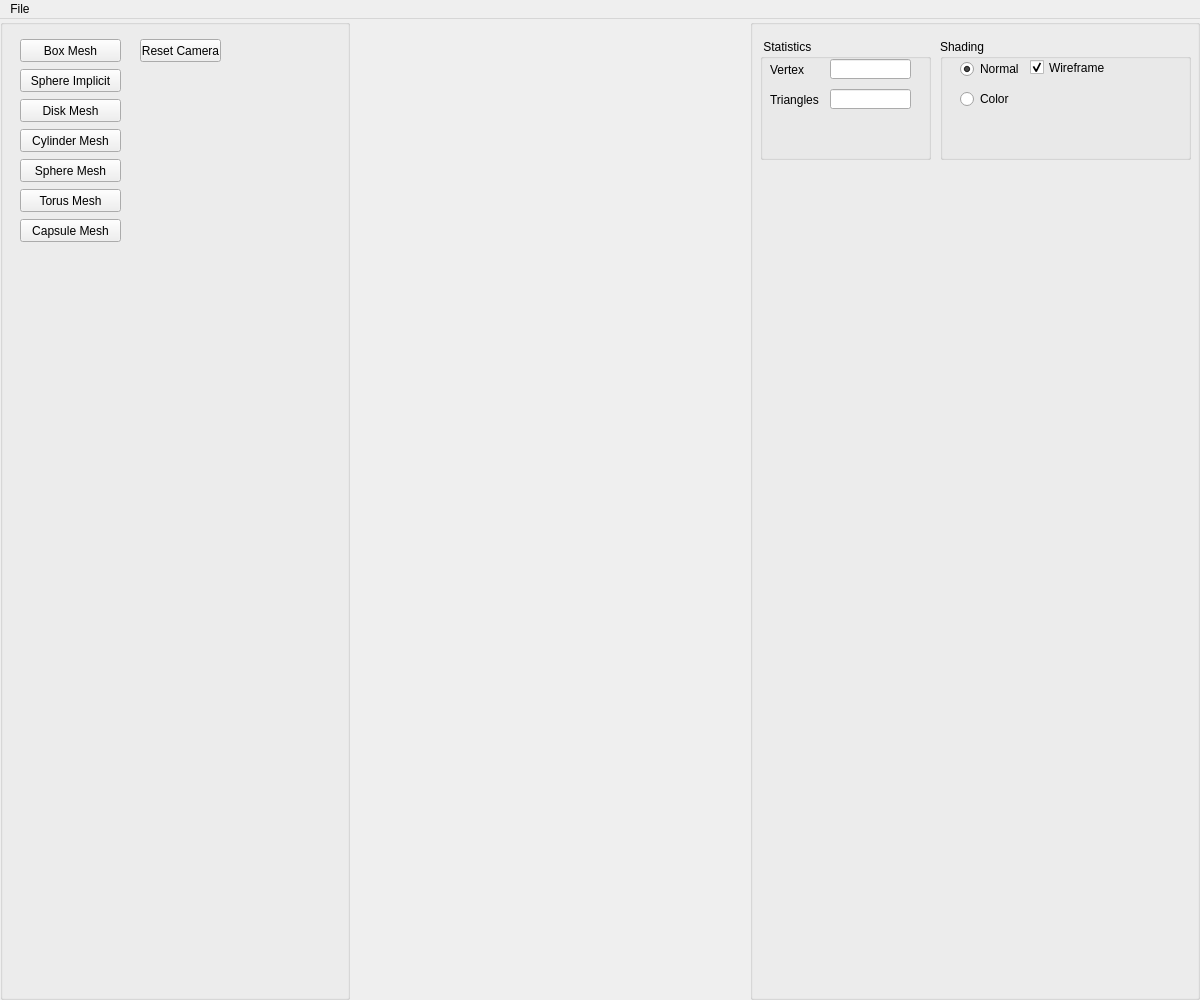
Qt form AppTinyMesh/UI/interface.ui (Spaicat/M1-S7-MeshVisualization) before a commit.
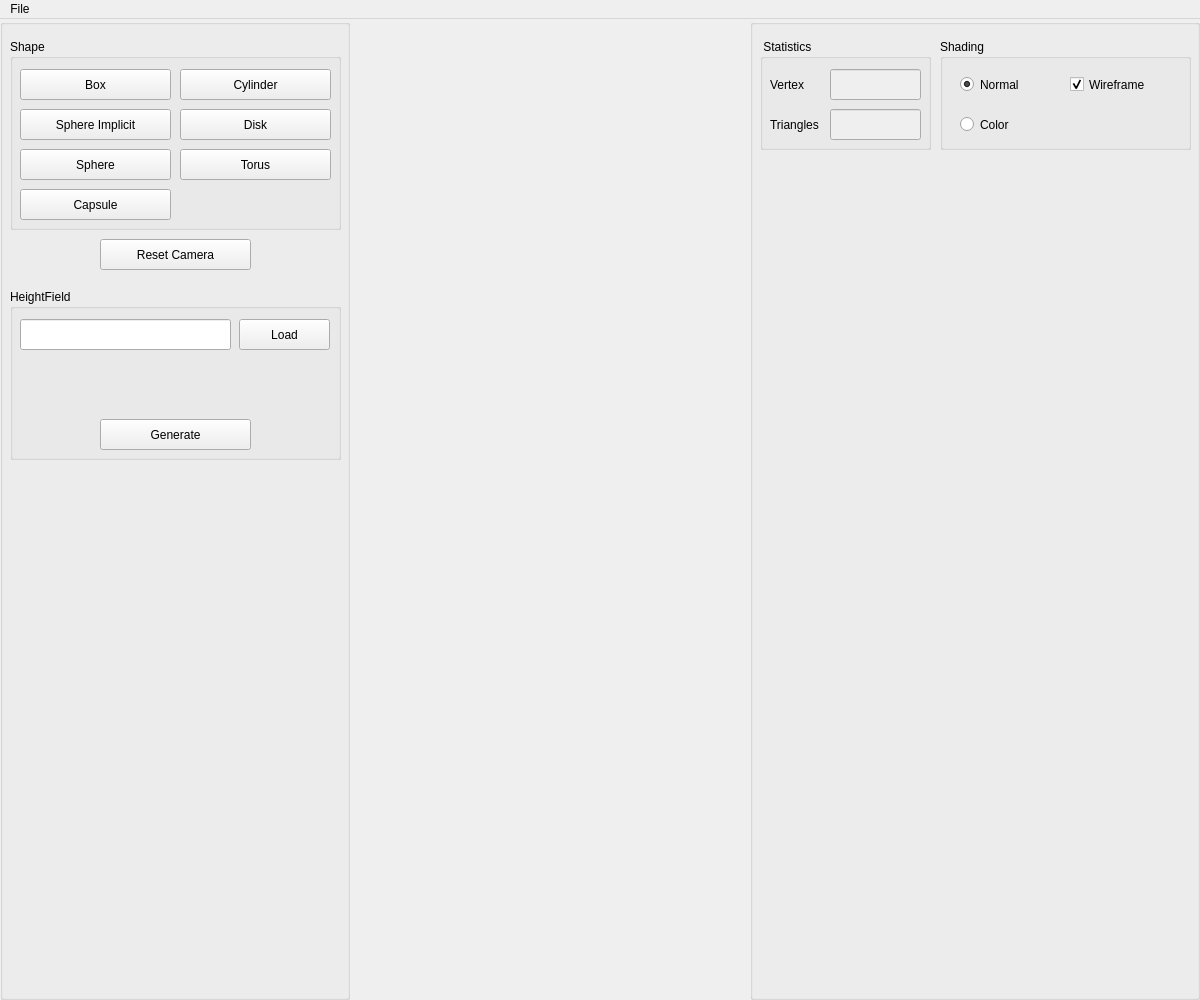
The same form after that commit.

What changed in the file:
```diff
--- a/AppTinyMesh/UI/interface.ui
+++ b/AppTinyMesh/UI/interface.ui
@@ -56,37 +56,13 @@
       <property name="title">
        <string/>
       </property>
-      <widget class="QPushButton" name="boxMesh">
-       <property name="geometry">
-        <rect>
-         <x>20</x>
-         <y>20</y>
-         <width>101</width>
-         <height>23</height>
-        </rect>
-       </property>
-       <property name="toolTip">
-        <string>&lt;!DOCTYPE HTML PUBLIC &quot;-//W3C//DTD HTML 4.0//EN&quot; &quot;http://www.w3.org/TR/REC-html40/strict.dtd&quot;&gt;
-&lt;html&gt;&lt;head&gt;&lt;meta name=&quot;qrichtext&quot; content=&quot;1&quot; /&gt;&lt;style type=&quot;text/css&quot;&gt;
-p, li { white-space: pre-wrap; }
-&lt;/style&gt;&lt;/head&gt;&lt;body style=&quot; font-family:'MS Shell Dlg 2'; font-size:8pt; font-weight:400; font-style:normal;&quot;&gt;
-&lt;p style=&quot; margin-top:0px; margin-bottom:0px; margin-left:0px; margin-right:0px; -qt-block-indent:0; text-indent:0px;&quot;&gt;&lt;span style=&quot; color:#5500ff;&quot;&gt;Callback #01&lt;/span&gt;&lt;/p&gt;
-&lt;p style=&quot; margin-top:0px; margin-bottom:0px; margin-left:0px; margin-right:0px; -qt-block-indent:0; text-indent:0px;&quot;&gt;&lt;span style=&quot; font-style:italic; color:#aa00ff;&quot;&gt;Create Eurographics 1996 Bear&lt;/span&gt;&lt;/p&gt;&lt;/body&gt;&lt;/html&gt;</string>
-       </property>
-       <property name="text">
-        <string>Box Mesh</string>
-       </property>
-       <property name="checkable">
-        <bool>false</bool>
-       </property>
-      </widget>
       <widget class="QPushButton" name="resetcameraButton">
        <property name="geometry">
         <rect>
-         <x>140</x>
-         <y>20</y>
-         <width>81</width>
-         <height>23</height>
+         <x>100</x>
+         <y>220</y>
+         <width>151</width>
+         <height>31</height>
         </rect>
        </property>
        <property name="toolTip">
@@ -108,149 +84,241 @@
         <bool>false</bool>
        </property>
       </widget>
-      <widget class="QPushButton" name="sphereImplicit">
+      <widget class="QGroupBox" name="Mesh_groupBox">
        <property name="geometry">
         <rect>
-         <x>20</x>
-         <y>50</y>
-         <width>101</width>
-         <height>23</height>
+         <x>10</x>
+         <y>20</y>
+         <width>331</width>
+         <height>191</height>
         </rect>
        </property>
-       <property name="toolTip">
-        <string>&lt;!DOCTYPE HTML PUBLIC &quot;-//W3C//DTD HTML 4.0//EN&quot; &quot;http://www.w3.org/TR/REC-html40/strict.dtd&quot;&gt;
+       <property name="title">
+        <string>Shape</string>
+       </property>
+       <widget class="QPushButton" name="cylinderMesh">
+        <property name="geometry">
+         <rect>
+          <x>170</x>
+          <y>30</y>
+          <width>151</width>
+          <height>31</height>
+         </rect>
+        </property>
+        <property name="toolTip">
+         <string>&lt;!DOCTYPE HTML PUBLIC &quot;-//W3C//DTD HTML 4.0//EN&quot; &quot;http://www.w3.org/TR/REC-html40/strict.dtd&quot;&gt;
 &lt;html&gt;&lt;head&gt;&lt;meta name=&quot;qrichtext&quot; content=&quot;1&quot; /&gt;&lt;style type=&quot;text/css&quot;&gt;
 p, li { white-space: pre-wrap; }
 &lt;/style&gt;&lt;/head&gt;&lt;body style=&quot; font-family:'MS Shell Dlg 2'; font-size:8pt; font-weight:400; font-style:normal;&quot;&gt;
 &lt;p style=&quot; margin-top:0px; margin-bottom:0px; margin-left:0px; margin-right:0px; -qt-block-indent:0; text-indent:0px;&quot;&gt;&lt;span style=&quot; color:#5500ff;&quot;&gt;Callback #01&lt;/span&gt;&lt;/p&gt;
 &lt;p style=&quot; margin-top:0px; margin-bottom:0px; margin-left:0px; margin-right:0px; -qt-block-indent:0; text-indent:0px;&quot;&gt;&lt;span style=&quot; font-style:italic; color:#aa00ff;&quot;&gt;Create Eurographics 1996 Bear&lt;/span&gt;&lt;/p&gt;&lt;/body&gt;&lt;/html&gt;</string>
-       </property>
-       <property name="text">
-        <string>Sphere Implicit</string>
-       </property>
-       <property name="checkable">
-        <bool>false</bool>
-       </property>
-      </widget>
-      <widget class="QPushButton" name="diskMesh">
-       <property name="geometry">
-        <rect>
-         <x>20</x>
-         <y>80</y>
-         <width>101</width>
-         <height>23</height>
-        </rect>
-       </property>
-       <property name="toolTip">
-        <string>&lt;!DOCTYPE HTML PUBLIC &quot;-//W3C//DTD HTML 4.0//EN&quot; &quot;http://www.w3.org/TR/REC-html40/strict.dtd&quot;&gt;
+        </property>
+        <property name="text">
+         <string>Cylinder</string>
+        </property>
+        <property name="checkable">
+         <bool>false</bool>
+        </property>
+       </widget>
+       <widget class="QPushButton" name="diskMesh">
+        <property name="geometry">
+         <rect>
+          <x>170</x>
+          <y>70</y>
+          <width>151</width>
+          <height>31</height>
+         </rect>
+        </property>
+        <property name="toolTip">
+         <string>&lt;!DOCTYPE HTML PUBLIC &quot;-//W3C//DTD HTML 4.0//EN&quot; &quot;http://www.w3.org/TR/REC-html40/strict.dtd&quot;&gt;
 &lt;html&gt;&lt;head&gt;&lt;meta name=&quot;qrichtext&quot; content=&quot;1&quot; /&gt;&lt;style type=&quot;text/css&quot;&gt;
 p, li { white-space: pre-wrap; }
 &lt;/style&gt;&lt;/head&gt;&lt;body style=&quot; font-family:'MS Shell Dlg 2'; font-size:8pt; font-weight:400; font-style:normal;&quot;&gt;
 &lt;p style=&quot; margin-top:0px; margin-bottom:0px; margin-left:0px; margin-right:0px; -qt-block-indent:0; text-indent:0px;&quot;&gt;&lt;span style=&quot; color:#5500ff;&quot;&gt;Callback #01&lt;/span&gt;&lt;/p&gt;
 &lt;p style=&quot; margin-top:0px; margin-bottom:0px; margin-left:0px; margin-right:0px; -qt-block-indent:0; text-indent:0px;&quot;&gt;&lt;span style=&quot; font-style:italic; color:#aa00ff;&quot;&gt;Create Eurographics 1996 Bear&lt;/span&gt;&lt;/p&gt;&lt;/body&gt;&lt;/html&gt;</string>
-       </property>
-       <property name="text">
-        <string>Disk Mesh</string>
-       </property>
-       <property name="checkable">
-        <bool>false</bool>
-       </property>
-      </widget>
-      <widget class="QPushButton" name="cylinderMesh">
-       <property name="geometry">
-        <rect>
-         <x>20</x>
-         <y>110</y>
-         <width>101</width>
-         <height>23</height>
-        </rect>
-       </property>
-       <property name="toolTip">
-        <string>&lt;!DOCTYPE HTML PUBLIC &quot;-//W3C//DTD HTML 4.0//EN&quot; &quot;http://www.w3.org/TR/REC-html40/strict.dtd&quot;&gt;
+        </property>
+        <property name="text">
+         <string>Disk</string>
+        </property>
+        <property name="checkable">
+         <bool>false</bool>
+        </property>
+       </widget>
+       <widget class="QPushButton" name="torusMesh">
+        <property name="geometry">
+         <rect>
+          <x>170</x>
+          <y>110</y>
+          <width>151</width>
+          <height>31</height>
+         </rect>
+        </property>
+        <property name="toolTip">
+         <string>&lt;!DOCTYPE HTML PUBLIC &quot;-//W3C//DTD HTML 4.0//EN&quot; &quot;http://www.w3.org/TR/REC-html40/strict.dtd&quot;&gt;
 &lt;html&gt;&lt;head&gt;&lt;meta name=&quot;qrichtext&quot; content=&quot;1&quot; /&gt;&lt;style type=&quot;text/css&quot;&gt;
 p, li { white-space: pre-wrap; }
 &lt;/style&gt;&lt;/head&gt;&lt;body style=&quot; font-family:'MS Shell Dlg 2'; font-size:8pt; font-weight:400; font-style:normal;&quot;&gt;
 &lt;p style=&quot; margin-top:0px; margin-bottom:0px; margin-left:0px; margin-right:0px; -qt-block-indent:0; text-indent:0px;&quot;&gt;&lt;span style=&quot; color:#5500ff;&quot;&gt;Callback #01&lt;/span&gt;&lt;/p&gt;
 &lt;p style=&quot; margin-top:0px; margin-bottom:0px; margin-left:0px; margin-right:0px; -qt-block-indent:0; text-indent:0px;&quot;&gt;&lt;span style=&quot; font-style:italic; color:#aa00ff;&quot;&gt;Create Eurographics 1996 Bear&lt;/span&gt;&lt;/p&gt;&lt;/body&gt;&lt;/html&gt;</string>
-       </property>
-       <property name="text">
-        <string>Cylinder Mesh</string>
-       </property>
-       <property name="checkable">
-        <bool>false</bool>
-       </property>
-      </widget>
-      <widget class="QPushButton" name="torusMesh">
-       <property name="geometry">
-        <rect>
-         <x>20</x>
-         <y>170</y>
-         <width>101</width>
-         <height>23</height>
-        </rect>
-       </property>
-       <property name="toolTip">
-        <string>&lt;!DOCTYPE HTML PUBLIC &quot;-//W3C//DTD HTML 4.0//EN&quot; &quot;http://www.w3.org/TR/REC-html40/strict.dtd&quot;&gt;
+        </property>
+        <property name="text">
+         <string>Torus</string>
+        </property>
+        <property name="checkable">
+         <bool>false</bool>
+        </property>
+       </widget>
+       <widget class="QPushButton" name="capsuleMesh">
+        <property name="geometry">
+         <rect>
+          <x>10</x>
+          <y>150</y>
+          <width>151</width>
+          <height>31</height>
+         </rect>
+        </property>
+        <property name="toolTip">
+         <string>&lt;!DOCTYPE HTML PUBLIC &quot;-//W3C//DTD HTML 4.0//EN&quot; &quot;http://www.w3.org/TR/REC-html40/strict.dtd&quot;&gt;
 &lt;html&gt;&lt;head&gt;&lt;meta name=&quot;qrichtext&quot; content=&quot;1&quot; /&gt;&lt;style type=&quot;text/css&quot;&gt;
 p, li { white-space: pre-wrap; }
 &lt;/style&gt;&lt;/head&gt;&lt;body style=&quot; font-family:'MS Shell Dlg 2'; font-size:8pt; font-weight:400; font-style:normal;&quot;&gt;
 &lt;p style=&quot; margin-top:0px; margin-bottom:0px; margin-left:0px; margin-right:0px; -qt-block-indent:0; text-indent:0px;&quot;&gt;&lt;span style=&quot; color:#5500ff;&quot;&gt;Callback #01&lt;/span&gt;&lt;/p&gt;
 &lt;p style=&quot; margin-top:0px; margin-bottom:0px; margin-left:0px; margin-right:0px; -qt-block-indent:0; text-indent:0px;&quot;&gt;&lt;span style=&quot; font-style:italic; color:#aa00ff;&quot;&gt;Create Eurographics 1996 Bear&lt;/span&gt;&lt;/p&gt;&lt;/body&gt;&lt;/html&gt;</string>
-       </property>
-       <property name="text">
-        <string>Torus Mesh</string>
-       </property>
-       <property name="checkable">
-        <bool>false</bool>
-       </property>
-      </widget>
-      <widget class="QPushButton" name="sphereMesh">
-       <property name="geometry">
-        <rect>
-         <x>20</x>
-         <y>140</y>
-         <width>101</width>
-         <height>23</height>
-        </rect>
-       </property>
-       <property name="toolTip">
-        <string>&lt;!DOCTYPE HTML PUBLIC &quot;-//W3C//DTD HTML 4.0//EN&quot; &quot;http://www.w3.org/TR/REC-html40/strict.dtd&quot;&gt;
+        </property>
+        <property name="text">
+         <string>Capsule</string>
+        </property>
+        <property name="checkable">
+         <bool>false</bool>
+        </property>
+       </widget>
+       <widget class="QPushButton" name="sphereMesh">
+        <property name="geometry">
+         <rect>
+          <x>10</x>
+          <y>110</y>
+          <width>151</width>
+          <height>31</height>
+         </rect>
+        </property>
+        <property name="toolTip">
+         <string>&lt;!DOCTYPE HTML PUBLIC &quot;-//W3C//DTD HTML 4.0//EN&quot; &quot;http://www.w3.org/TR/REC-html40/strict.dtd&quot;&gt;
 &lt;html&gt;&lt;head&gt;&lt;meta name=&quot;qrichtext&quot; content=&quot;1&quot; /&gt;&lt;style type=&quot;text/css&quot;&gt;
 p, li { white-space: pre-wrap; }
 &lt;/style&gt;&lt;/head&gt;&lt;body style=&quot; font-family:'MS Shell Dlg 2'; font-size:8pt; font-weight:400; font-style:normal;&quot;&gt;
 &lt;p style=&quot; margin-top:0px; margin-bottom:0px; margin-left:0px; margin-right:0px; -qt-block-indent:0; text-indent:0px;&quot;&gt;&lt;span style=&quot; color:#5500ff;&quot;&gt;Callback #01&lt;/span&gt;&lt;/p&gt;
 &lt;p style=&quot; margin-top:0px; margin-bottom:0px; margin-left:0px; margin-right:0px; -qt-block-indent:0; text-indent:0px;&quot;&gt;&lt;span style=&quot; font-style:italic; color:#aa00ff;&quot;&gt;Create Eurographics 1996 Bear&lt;/span&gt;&lt;/p&gt;&lt;/body&gt;&lt;/html&gt;</string>
-       </property>
-       <property name="text">
-        <string>Sphere Mesh</string>
-       </property>
-       <property name="checkable">
-        <bool>false</bool>
-       </property>
-      </widget>
-      <widget class="QPushButton" name="capsuleMesh">
-       <property name="geometry">
-        <rect>
-         <x>20</x>
-         <y>200</y>
-         <width>101</width>
-         <height>23</height>
-        </rect>
-       </property>
-       <property name="toolTip">
-        <string>&lt;!DOCTYPE HTML PUBLIC &quot;-//W3C//DTD HTML 4.0//EN&quot; &quot;http://www.w3.org/TR/REC-html40/strict.dtd&quot;&gt;
+        </property>
+        <property name="text">
+         <string>Sphere</string>
+        </property>
+        <property name="checkable">
+         <bool>false</bool>
+        </property>
+       </widget>
+       <widget class="QPushButton" name="boxMesh">
+        <property name="geometry">
+         <rect>
+          <x>10</x>
+          <y>30</y>
+          <width>151</width>
+          <height>31</height>
+         </rect>
+        </property>
+        <property name="toolTip">
+         <string>&lt;!DOCTYPE HTML PUBLIC &quot;-//W3C//DTD HTML 4.0//EN&quot; &quot;http://www.w3.org/TR/REC-html40/strict.dtd&quot;&gt;
 &lt;html&gt;&lt;head&gt;&lt;meta name=&quot;qrichtext&quot; content=&quot;1&quot; /&gt;&lt;style type=&quot;text/css&quot;&gt;
 p, li { white-space: pre-wrap; }
 &lt;/style&gt;&lt;/head&gt;&lt;body style=&quot; font-family:'MS Shell Dlg 2'; font-size:8pt; font-weight:400; font-style:normal;&quot;&gt;
 &lt;p style=&quot; margin-top:0px; margin-bottom:0px; margin-left:0px; margin-right:0px; -qt-block-indent:0; text-indent:0px;&quot;&gt;&lt;span style=&quot; color:#5500ff;&quot;&gt;Callback #01&lt;/span&gt;&lt;/p&gt;
 &lt;p style=&quot; margin-top:0px; margin-bottom:0px; margin-left:0px; margin-right:0px; -qt-block-indent:0; text-indent:0px;&quot;&gt;&lt;span style=&quot; font-style:italic; color:#aa00ff;&quot;&gt;Create Eurographics 1996 Bear&lt;/span&gt;&lt;/p&gt;&lt;/body&gt;&lt;/html&gt;</string>
+        </property>
+        <property name="text">
+         <string>Box</string>
+        </property>
+        <property name="checkable">
+         <bool>false</bool>
+        </property>
+       </widget>
+       <widget class="QPushButton" name="sphereImplicit">
+        <property name="geometry">
+         <rect>
+          <x>10</x>
+          <y>70</y>
+          <width>151</width>
+          <height>31</height>
+         </rect>
+        </property>
+        <property name="toolTip">
+         <string>&lt;!DOCTYPE HTML PUBLIC &quot;-//W3C//DTD HTML 4.0//EN&quot; &quot;http://www.w3.org/TR/REC-html40/strict.dtd&quot;&gt;
+&lt;html&gt;&lt;head&gt;&lt;meta name=&quot;qrichtext&quot; content=&quot;1&quot; /&gt;&lt;style type=&quot;text/css&quot;&gt;
+p, li { white-space: pre-wrap; }
+&lt;/style&gt;&lt;/head&gt;&lt;body style=&quot; font-family:'MS Shell Dlg 2'; font-size:8pt; font-weight:400; font-style:normal;&quot;&gt;
+&lt;p style=&quot; margin-top:0px; margin-bottom:0px; margin-left:0px; margin-right:0px; -qt-block-indent:0; text-indent:0px;&quot;&gt;&lt;span style=&quot; color:#5500ff;&quot;&gt;Callback #01&lt;/span&gt;&lt;/p&gt;
+&lt;p style=&quot; margin-top:0px; margin-bottom:0px; margin-left:0px; margin-right:0px; -qt-block-indent:0; text-indent:0px;&quot;&gt;&lt;span style=&quot; font-style:italic; color:#aa00ff;&quot;&gt;Create Eurographics 1996 Bear&lt;/span&gt;&lt;/p&gt;&lt;/body&gt;&lt;/html&gt;</string>
+        </property>
+        <property name="text">
+         <string>Sphere Implicit</string>
+        </property>
+        <property name="checkable">
+         <bool>false</bool>
+        </property>
+       </widget>
+      </widget>
+      <widget class="QGroupBox" name="heightField_groupBox">
+       <property name="geometry">
+        <rect>
+         <x>10</x>
+         <y>270</y>
+         <width>331</width>
+         <height>171</height>
+        </rect>
        </property>
-       <property name="text">
-        <string>Capsule Mesh</string>
+       <property name="title">
+        <string>HeightField</string>
        </property>
-       <property name="checkable">
-        <bool>false</bool>
-       </property>
+       <widget class="QLineEdit" name="fileInput">
+        <property name="enabled">
+         <bool>true</bool>
+        </property>
+        <property name="geometry">
+         <rect>
+          <x>10</x>
+          <y>30</y>
+          <width>211</width>
+          <height>31</height>
+         </rect>
+        </property>
+        <property name="readOnly">
+         <bool>true</bool>
+        </property>
+       </widget>
+       <widget class="QPushButton" name="fileBtn">
+        <property name="geometry">
+         <rect>
+          <x>229</x>
+          <y>30</y>
+          <width>91</width>
+          <height>31</height>
+         </rect>
+        </property>
+        <property name="text">
+         <string>Load</string>
+        </property>
+       </widget>
+       <widget class="QPushButton" name="generateBtn">
+        <property name="geometry">
+         <rect>
+          <x>90</x>
+          <y>130</y>
+          <width>151</width>
+          <height>31</height>
+         </rect>
+        </property>
+        <property name="text">
+         <string>Generate</string>
+        </property>
+       </widget>
       </widget>
      </widget>
     </item>
@@ -280,7 +348,7 @@
          <x>10</x>
          <y>20</y>
          <width>171</width>
-         <height>121</height>
+         <height>111</height>
         </rect>
        </property>
        <property name="title">
@@ -290,9 +358,9 @@
         <property name="geometry">
          <rect>
           <x>10</x>
-          <y>20</y>
+          <y>30</y>
           <width>61</width>
-          <height>21</height>
+          <height>31</height>
          </rect>
         </property>
         <property name="text">
@@ -300,12 +368,15 @@
         </property>
        </widget>
        <widget class="QLineEdit" name="lineEdit_2">
+        <property name="enabled">
+         <bool>false</bool>
+        </property>
         <property name="geometry">
          <rect>
           <x>70</x>
-          <y>50</y>
-          <width>81</width>
-          <height>20</height>
+          <y>70</y>
+          <width>91</width>
+          <height>31</height>
          </rect>
         </property>
         <property name="alignment">
@@ -316,9 +387,9 @@
         <property name="geometry">
          <rect>
           <x>10</x>
-          <y>50</y>
+          <y>70</y>
           <width>61</width>
-          <height>21</height>
+          <height>31</height>
          </rect>
         </property>
         <property name="text">
@@ -326,12 +397,15 @@
         </property>
        </widget>
        <widget class="QLineEdit" name="lineEdit">
+        <property name="enabled">
+         <bool>false</bool>
+        </property>
         <property name="geometry">
          <rect>
           <x>70</x>
-          <y>20</y>
-          <width>81</width>
-          <height>20</height>
+          <y>30</y>
+          <width>91</width>
+          <height>31</height>
          </rect>
         </property>
         <property name="text">
@@ -348,7 +422,7 @@
          <x>190</x>
          <y>20</y>
          <width>251</width>
-         <height>121</height>
+         <height>111</height>
         </rect>
        </property>
        <property name="title">
@@ -358,9 +432,9 @@
         <property name="geometry">
          <rect>
           <x>20</x>
-          <y>20</y>
-          <width>61</width>
-          <height>20</height>
+          <y>30</y>
+          <width>101</width>
+          <height>31</height>
          </rect>
         </property>
         <property name="text">
@@ -373,10 +447,10 @@
        <widget class="QCheckBox" name="wireframe">
         <property name="geometry">
          <rect>
-          <x>90</x>
-          <y>20</y>
-          <width>81</width>
-          <height>17</height>
+          <x>130</x>
+          <y>30</y>
+          <width>111</width>
+          <height>31</height>
          </rect>
         </property>
         <property name="text">
@@ -390,9 +464,9 @@
         <property name="geometry">
          <rect>
           <x>20</x>
-          <y>50</y>
-          <width>61</width>
-          <height>20</height>
+          <y>70</y>
+          <width>101</width>
+          <height>31</height>
          </rect>
         </property>
         <property name="text">
```
